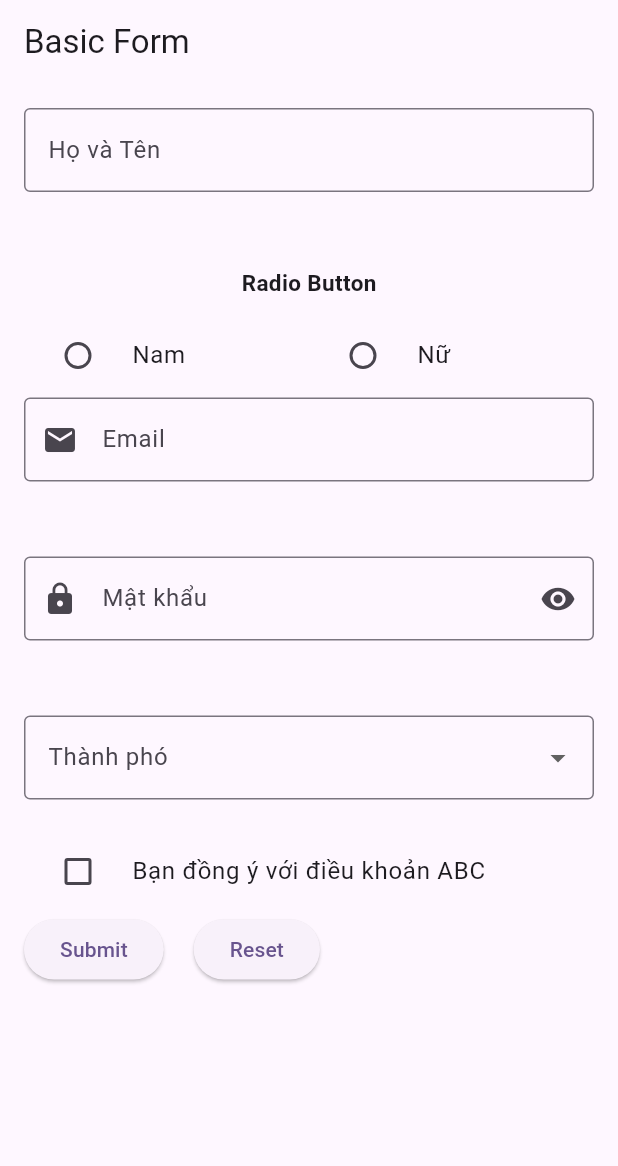
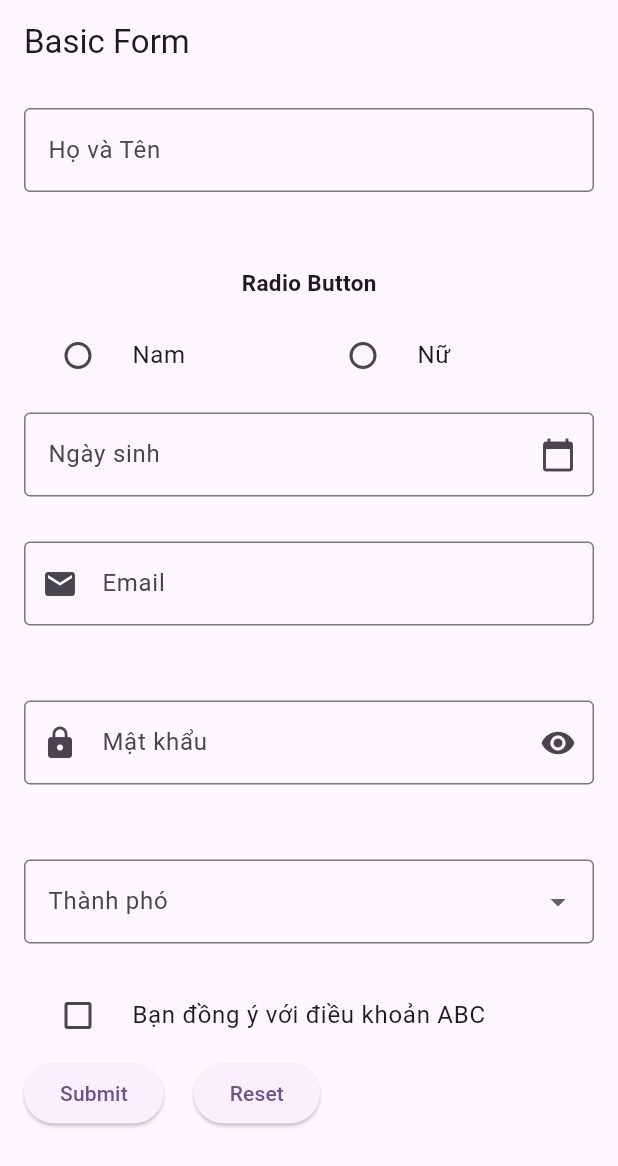
Before and after one commit to thonguyenp/FlutterProgramming, a Flutter app: the screen it shows after launch, on a phone screen of 412 x 824 dp. Shown: the top 1166 px of the screen. Run offline on Flutter 3.47's test engine with Material 3 defaults, Android fonts, the phone set to English and light mode, and no system bars.

```diff
--- a/app_02/lib/main.dart
+++ b/app_02/lib/main.dart
@@ -1,7 +1,7 @@
 import 'package:flutter/material.dart';
 import 'myWidget01/MyScaffold.dart';
 import 'myWidget01/AppBar.dart';
-import 'myWidget02_Form/f5_form_CheckBox.dart';
+import 'myWidget02_Form/f6_form_datePicker.dart';
 void main() {
   runApp(const MyApp());
 }
--- a/app_02/lib/myWidget02_Form/f6_form_datePicker.dart
+++ b/app_02/lib/myWidget02_Form/f6_form_datePicker.dart
@@ -0,0 +1,279 @@
+import 'dart:math';
+
+import 'package:flutter/material.dart';
+import 'package:intl/intl.dart';
+
+class FormBasicDemo extends StatefulWidget {
+  @override
+  State<StatefulWidget> createState() => _FormBasicDemoState();
+}
+
+class _FormBasicDemoState extends State<FormBasicDemo> {
+  // Sử dụng Global key để truy cập form
+  final _formKey = GlobalKey<FormState>();
+  final _fullnameController = TextEditingController();
+  final _emailController = TextEditingController();
+  final _passwordController = TextEditingController();
+  final _dateOfBirthController = TextEditingController();
+  bool _obscurePassword = true;
+  String? _name;
+  final List<String> _cities = [
+    "Hà Nội",
+    "TPHCM",
+    "Hải Phòng",
+    "Cần Thơ",
+    "Đà Nẵng",
+  ];
+  String? _selectedcity;
+  String? _gender;
+  bool _isAgreed = false;
+  DateTime? _dateOfBirth;
+  @override
+  Widget build(BuildContext context) {
+    // TODO: implement build
+    return Scaffold(
+      appBar: AppBar(title: Text("Basic Form")),
+
+      body: Padding(
+        padding: EdgeInsetsGeometry.all(16),
+        //Form là widget dùng để quản lí các trường nhập liệu
+        // Key: để truy cập vào trạng thái của Form
+        // validate(): kiểm tra tính hợp lệ của tất cả các trường
+        // save(): gọi hàm onSave của môi trường
+        // reset(): đặt lại giá trị của tất cả các trường
+        child: Form(
+          key: _formKey,
+          child: Column(
+            //TextFormField là phiên bản mở rộng của TextField tích hợp với Form
+            // Validator là hảm kiểm tra tính hợp lệ của dữ liệu
+            // Controller cho phép truy cập và điều khiển giá trị trong TextFormField
+            // obsureText cho phép ẩn văn bản
+            // AutovalidationMode: điều khiển thời điểm Validation được kích hoạt
+            children: [
+              TextFormField(
+                controller: _fullnameController,
+                decoration: InputDecoration(
+                  labelText: "Họ và Tên",
+                  hintText: "Nhập vào họ và tên",
+                  border: OutlineInputBorder(),
+                ),
+                onSaved: (value) {
+                  _name = value;
+                },
+                validator: (value) {
+                  if (value == null ||
+                      value.isEmpty) //null là không tồn tại, isEmpty là ""
+                      {
+                    return "Vui lòng nhập họ và tên";
+                  }
+                  return null;
+                },
+              ),
+              SizedBox(height: 50),
+
+              Text(
+                "Radio Button",
+                style: TextStyle(fontWeight: FontWeight.bold, fontSize: 15),
+              ),
+              SizedBox(height: 10,),
+              FormField<String>(
+                  validator: (value) {
+                    if (value == null || value.isEmpty) {
+                      return "Vui lòng chọn giới tính";
+                    }
+                    return null;
+                  },
+                  initialValue: _gender,
+                  builder: (FormFieldState<String> state) {
+                    return Column(
+                      crossAxisAlignment: CrossAxisAlignment.start,
+                      children: [
+                        Row(
+                          children: [
+                            Expanded(child: RadioListTile<String>(
+                                title: Text("Nam"),
+                                value: "male",
+                                groupValue: _gender,
+                                onChanged: (value){
+                                  setState(() {
+                                    _gender = value;
+                                    state.didChange(value);
+                                  });
+                                }),
+                            ),
+                            Expanded(child: RadioListTile<String>(
+                                title: Text("Nữ"),
+                                value: "Female",
+                                groupValue: _gender,
+                                onChanged: (value){
+                                  setState(() {
+                                    _gender = value;
+                                    state.didChange(value);
+                                  });
+                                }),
+                            ),
+
+                          ],
+                        )
+                      ],
+                    );
+                  }),
+
+              SizedBox(height: 10,),
+              TextFormField(
+                controller: _dateOfBirthController,
+                decoration: InputDecoration(
+                  labelText: "Ngày sinh",
+                  hintText: "Chọn ngày sinh của bạn",
+                  border: OutlineInputBorder(),
+                  suffixIcon: Icon(Icons.calendar_today),
+                ),
+                readOnly: true,
+                onTap: () async {
+                  DateTime? pickedDate = await showDatePicker(
+                      context: context,
+                      firstDate: DateTime(1900),
+                      lastDate: DateTime(2025));
+                  if (pickedDate != null) {
+                    String formattedDate = DateFormat("dd/MM/yyyy").format(
+                        pickedDate);
+                    setState(() {
+                      _dateOfBirthController.text = formattedDate;
+                      _dateOfBirth = pickedDate;
+                    });
+                  }
+                },
+                validator: (value) {
+                  if (value == null || value.isEmpty) {
+                    return "Vui lòng chọn ngày sinh";
+                  }
+                },
+              ),
+              SizedBox(height: 30,),
+              //Email field
+              TextFormField(
+                controller: _emailController,
+                decoration: InputDecoration(
+                  labelText: "Email",
+                  hintText: "email@gmail.com",
+                  border: OutlineInputBorder(),
+                  prefixIcon: Icon(Icons.email),
+                ),
+                keyboardType: TextInputType.emailAddress,
+                onSaved: (value) {
+                  _name = value;
+                },
+                validator: (value) {
+                  if (value == null ||
+                      value.isEmpty) //null là không tồn tại, isEmpty là ""
+                      {
+                    return "Vui lòng nhập email";
+                  }
+                  if (!RegExp(
+                    r'^[\w.-]+@([\w-]+\.)+[\w-]{2,4}$',
+                  ).hasMatch(value)) {
+                    return "Email không hợp lệ";
+                  }
+                  return null;
+                },
+              ),
+              SizedBox(height: 50),
+              //Email field
+              TextFormField(
+                controller: _passwordController,
+                decoration: InputDecoration(
+                  labelText: "Mật khẩu",
+                  border: OutlineInputBorder(),
+                  prefixIcon: Icon(Icons.lock),
+                  suffixIcon: IconButton(
+                    onPressed: () {
+                      setState(() {
+                        _obscurePassword = !_obscurePassword;
+                      });
+                    },
+                    icon: _obscurePassword
+                        ? Icon(Icons.visibility)
+                        : Icon(Icons.visibility_off),
+                  ),
+                ),
+                obscureText: _obscurePassword,
+                onSaved: (value) {
+                  _name = value;
+                },
+                validator: (value) {
+                  if (value == null ||
+                      value.isEmpty) //null là không tồn tại, isEmpty là ""
+                      {
+                    return "Vui lòng nhập Mật khẩu";
+                  }
+                  if (value.length < 6) {
+                    return "Mật khẩu phải có ít nhất 6 ký tự";
+                  }
+                  return null;
+                },
+              ),
+
+              SizedBox(height: 50),
+              DropdownButtonFormField(
+                decoration: InputDecoration(
+                  labelText: "Thành phó",
+                  border: OutlineInputBorder(),
+                ),
+                value: _selectedcity,
+                items: _cities.map((city) {
+                  return DropdownMenuItem(child: Text(city), value: city);
+                }).toList(),
+                onChanged: (value) {},
+                validator: (value) {
+                  if (value == null || value.isEmpty) {
+                    return "Vui lòng chọn thành phố";
+                  }
+                },
+              ),
+
+              SizedBox(height: 20,),
+              CheckboxListTile(
+                title: Text("Bạn đồng ý với điều khoản ABC"),
+                value: _isAgreed,
+                onChanged: (value) {
+                  setState(() {
+                    _isAgreed = value!;
+                    print("Đồng ý: $_isAgreed");
+                  });
+                },
+                controlAffinity: ListTileControlAffinity.leading, //cho dấu tick bên trái
+              ),
+
+              Row(
+                children: [
+                  ElevatedButton(
+                    onPressed: () {
+                      if (_formKey.currentState!.validate()) {
+                        _formKey.currentState!.save();
+                        ScaffoldMessenger.of(context).showSnackBar(
+                          SnackBar(content: Text("Xin chao $_name")),
+                        );
+                      }
+                    },
+                    child: Text("Submit"),
+                  ),
+                  SizedBox(width: 20),
+                  ElevatedButton(
+                    onPressed: () {
+                      _formKey.currentState!.reset();
+                      setState(() {
+                        _name = null;
+                        _dateOfBirthController.text = "";
+                      });
+                    },
+                    child: Text("Reset"),
+                  ),
+                ],
+              ),
+            ],
+          ),
+        ),
+      ),
+    );
+  }
+}
```
